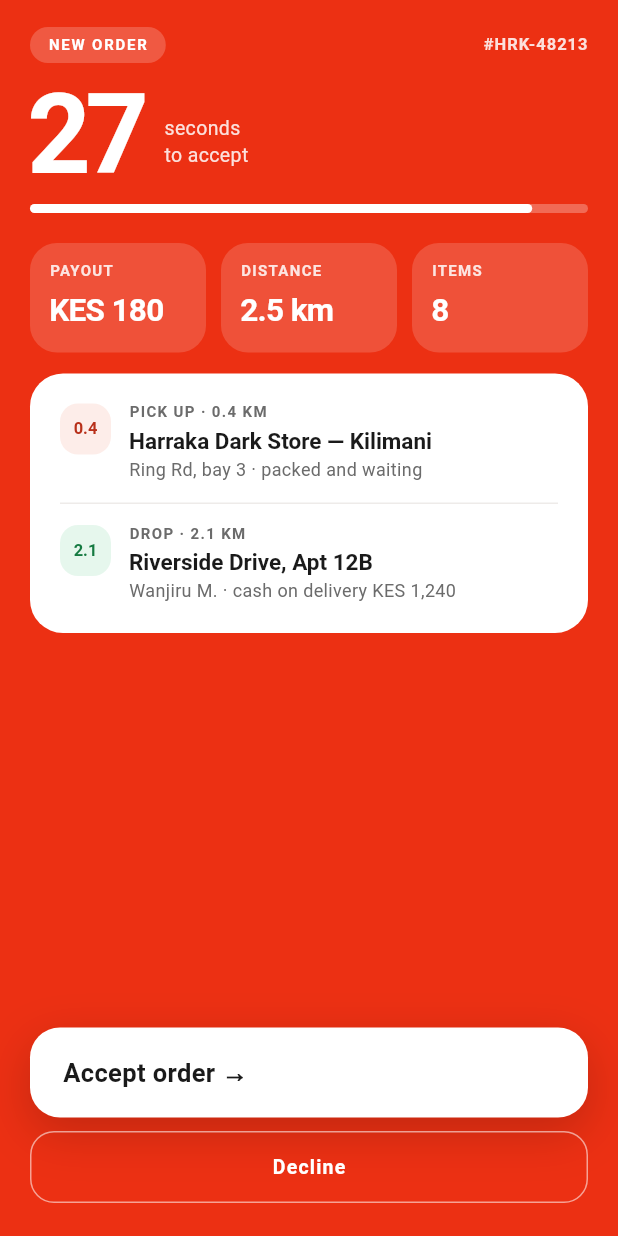
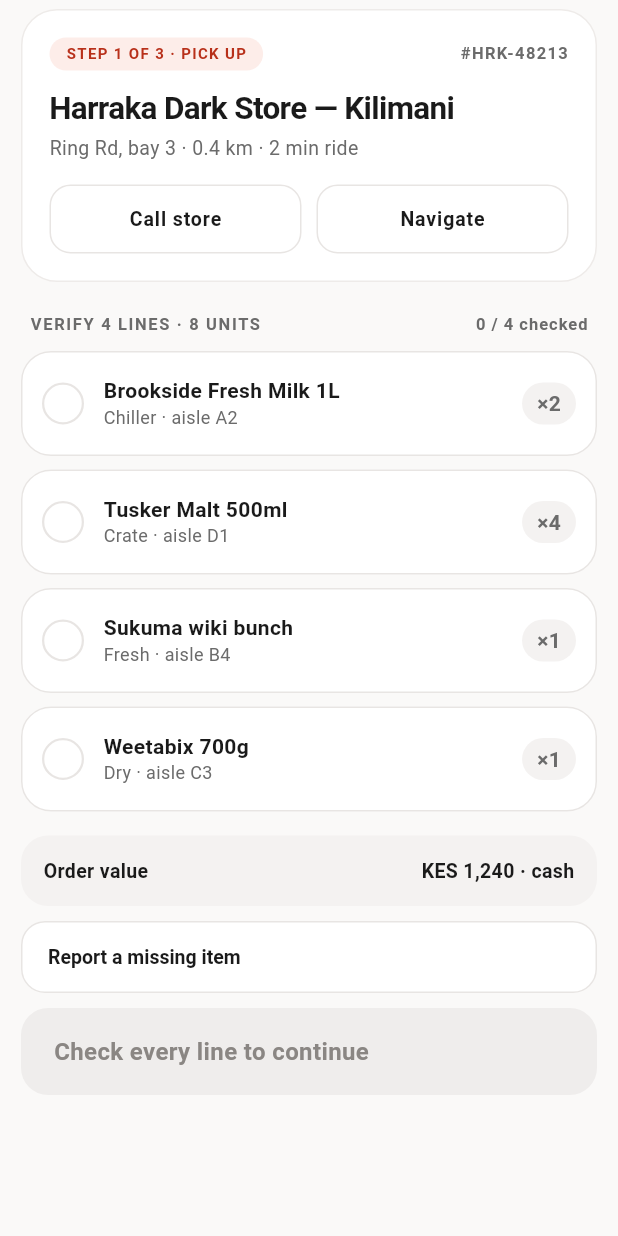
Before and after one commit to harrakaquick-dotcom/Delivery_app, a Flutter app: the OrderRequestScreen screen opened by its route, after a tap on "Accept order →", on a phone screen of 412 x 824 dp. Run offline on Flutter 3.47's test engine with Material 3 defaults, Android fonts, the phone set to English and light mode, and no system bars; our stand-ins replace flutter_riverpod, flutter_svg; Roboto replaces fonts that are missing (Archivo).

Commit message:
Add store pickup screen with line checklist
Co-Authored-By: Claude Sonnet 5 <noreply@anthropic.com>

```diff
--- a/lib/core/constants/app_colors.dart
+++ b/lib/core/constants/app_colors.dart
@@ -33,6 +33,9 @@ class AppColors {
   static const Color mintOnInk = Color(0xFF8FF0BB);
   static const Color mintOnInkBg = Color(0x331FAA59);
 
+  /// Barely-there warm tint for selected rows.
+  static const Color primaryTint = Color(0xFFFFFAF8);
+
   /// Soft pink used for unfilled streak segments and error-tinted borders.
   static const Color primarySoft = Color(0xFFF6D5CC);
   static const Color primaryBorder = Color(0xFFF2C8BF);
--- a/lib/core/routing/app_router.dart
+++ b/lib/core/routing/app_router.dart
@@ -4,6 +4,7 @@ import '../../features/auth/presentation/screens/docs_screen.dart';
 import '../../features/auth/presentation/screens/login_screen.dart';
 import '../../features/auth/presentation/screens/otp_screen.dart';
 import '../../features/delivery/presentation/screens/order_request_screen.dart';
+import '../../features/delivery/presentation/screens/store_pickup_screen.dart';
 import '../../features/shell/presentation/screens/main_shell.dart';
 import '../../features/splash/presentation/screens/splash_screen.dart';
 import 'route_names.dart';
@@ -31,6 +32,8 @@ class AppRouter {
         return const MainShell();
       case RouteNames.request:
         return const OrderRequestScreen();
+      case RouteNames.pickup:
+        return const StorePickupScreen();
       case RouteNames.splash:
       default:
         return const SplashScreen();
--- a/lib/core/routing/route_names.dart
+++ b/lib/core/routing/route_names.dart
@@ -8,4 +8,5 @@ class RouteNames {
   static const String docs = '/docs';
   static const String main = '/main';
   static const String request = '/request';
+  static const String pickup = '/pickup';
 }
--- a/lib/features/delivery/data/sample_order.dart
+++ b/lib/features/delivery/data/sample_order.dart
@@ -18,7 +18,11 @@ const DeliveryOrder sampleOrder = DeliveryOrder(
   dropKm: 2.1,
   orderValue: 1240,
   lines: [
-    OrderLine(name: 'Brookside Fresh Milk 1L', meta: 'Chiller · aisle A2', qty: 2),
+    OrderLine(
+      name: 'Brookside Fresh Milk 1L',
+      meta: 'Chiller · aisle A2',
+      qty: 2,
+    ),
     OrderLine(name: 'Tusker Malt 500ml', meta: 'Crate · aisle D1', qty: 4),
     OrderLine(name: 'Sukuma wiki bunch', meta: 'Fresh · aisle B4', qty: 1),
     OrderLine(name: 'Weetabix 700g', meta: 'Dry · aisle C3', qty: 1),
--- a/lib/features/delivery/presentation/providers/delivery_providers.dart
+++ b/lib/features/delivery/presentation/providers/delivery_providers.dart
@@ -5,3 +5,21 @@ import '../../domain/entities/delivery_order.dart';
 
 /// The order currently being requested or delivered (demo data for now).
 final activeOrderProvider = Provider<DeliveryOrder>((ref) => sampleOrder);
+
+/// Which order lines the agent has ticked off at the store.
+class PickupChecklistNotifier extends StateNotifier<Set<int>> {
+  PickupChecklistNotifier() : super(const {});
+
+  void toggle(int index) {
+    final next = {...state};
+    if (!next.add(index)) next.remove(index);
+    state = next;
+  }
+
+  void reset() => state = const {};
+}
+
+final pickupChecklistProvider =
+    StateNotifierProvider<PickupChecklistNotifier, Set<int>>(
+      (ref) => PickupChecklistNotifier(),
+    );
--- a/lib/features/delivery/presentation/screens/order_request_screen.dart
+++ b/lib/features/delivery/presentation/screens/order_request_screen.dart
@@ -7,6 +7,7 @@ import '../../../../core/constants/app_colors.dart';
 import '../../../../core/constants/app_spacing.dart';
 import '../../../../core/constants/app_text_styles.dart';
 import '../../../../core/utils/formatters.dart';
+import '../../../../core/routing/route_names.dart';
 import '../providers/delivery_providers.dart';
 
 /// The one full-red screen: countdown, payout and both legs of the trip.
@@ -39,6 +40,11 @@ class _OrderRequestScreenState extends ConsumerState<OrderRequestScreen> {
     });
   }
 
+  void _accept() {
+    ref.read(pickupChecklistProvider.notifier).reset();
+    Navigator.of(context).pushReplacementNamed(RouteNames.pickup);
+  }
+
   @override
   void dispose() {
     _timer?.cancel();
@@ -56,7 +62,9 @@ class _OrderRequestScreenState extends ConsumerState<OrderRequestScreen> {
           builder: (context, constraints) => SingleChildScrollView(
             padding: const EdgeInsets.fromLTRB(20, 18, 20, 22),
             child: ConstrainedBox(
-              constraints: BoxConstraints(minHeight: constraints.maxHeight - 40),
+              constraints: BoxConstraints(
+                minHeight: constraints.maxHeight - 40,
+              ),
               child: IntrinsicHeight(
                 child: Column(
                   crossAxisAlignment: CrossAxisAlignment.start,
@@ -65,10 +73,15 @@ class _OrderRequestScreenState extends ConsumerState<OrderRequestScreen> {
                       mainAxisAlignment: MainAxisAlignment.spaceBetween,
                       children: [
                         Container(
-                          padding: const EdgeInsets.symmetric(horizontal: 12, vertical: 7),
+                          padding: const EdgeInsets.symmetric(
+                            horizontal: 12,
+                            vertical: 7,
+                          ),
                           decoration: BoxDecoration(
                             color: Colors.white.withValues(alpha: 0.2),
-                            borderRadius: BorderRadius.circular(AppSpacing.radiusPill),
+                            borderRadius: BorderRadius.circular(
+                              AppSpacing.radiusPill,
+                            ),
                           ),
                           child: Text(
                             'NEW ORDER',
@@ -132,7 +145,9 @@ class _OrderRequestScreenState extends ConsumerState<OrderRequestScreen> {
                       padding: const EdgeInsets.all(6),
                       decoration: BoxDecoration(
                         color: Colors.white,
-                        borderRadius: BorderRadius.circular(AppSpacing.radiusLarge),
+                        borderRadius: BorderRadius.circular(
+                          AppSpacing.radiusLarge,
+                        ),
                       ),
                       child: Column(
                         children: [
@@ -140,9 +155,11 @@ class _OrderRequestScreenState extends ConsumerState<OrderRequestScreen> {
                             km: '${order.pickupKm}',
                             tileBg: AppColors.primaryLight,
                             tileFg: AppColors.primaryDark,
-                            kicker: 'Pick up · ${Formatters.km(order.pickupKm)}',
+                            kicker:
+                                'Pick up · ${Formatters.km(order.pickupKm)}',
                             title: order.storeName,
-                            subtitle: '${order.storeAddress} · packed and waiting',
+                            subtitle:
+                                '${order.storeAddress} · packed and waiting',
                           ),
                           const Divider(
                             height: 1,
@@ -165,10 +182,12 @@ class _OrderRequestScreenState extends ConsumerState<OrderRequestScreen> {
                     ),
                     const Spacer(),
                     const SizedBox(height: 18),
-                    _AcceptButton(onTap: widget.onAccept),
+                    _AcceptButton(onTap: widget.onAccept ?? _accept),
                     const SizedBox(height: 9),
                     _DeclineButton(
-                      onTap: widget.onDecline ?? () => Navigator.of(context).maybePop(),
+                      onTap:
+                          widget.onDecline ??
+                          () => Navigator.of(context).maybePop(),
                     ),
                   ],
                 ),
@@ -297,7 +316,10 @@ class _Leg extends StatelessWidget {
             child: Column(
               crossAxisAlignment: CrossAxisAlignment.start,
               children: [
-                Text(kicker.toUpperCase(), style: AppTextStyles.chip.copyWith(height: 1.2)),
+                Text(
+                  kicker.toUpperCase(),
+                  style: AppTextStyles.chip.copyWith(height: 1.2),
+                ),
                 const SizedBox(height: 3),
                 Text(
                   title,
@@ -307,7 +329,10 @@ class _Leg extends StatelessWidget {
                     letterSpacing: 0,
                   ),
                 ),
-                Text(subtitle, style: AppTextStyles.caption.copyWith(height: 1.45)),
+                Text(
+                  subtitle,
+                  style: AppTextStyles.caption.copyWith(height: 1.45),
+                ),
               ],
             ),
           ),
@@ -328,7 +353,11 @@ class _AcceptButton extends StatelessWidget {
       decoration: BoxDecoration(
         borderRadius: BorderRadius.circular(20),
         boxShadow: const [
-          BoxShadow(color: Color(0x2E000000), blurRadius: 26, offset: Offset(0, 10)),
+          BoxShadow(
+            color: Color(0x2E000000),
+            blurRadius: 26,
+            offset: Offset(0, 10),
+          ),
         ],
       ),
       child: Material(
--- /dev/null
+++ b/lib/features/delivery/presentation/screens/store_pickup_screen.dart
@@ -0,0 +1,248 @@
+import 'package:flutter/material.dart';
+import 'package:flutter_riverpod/flutter_riverpod.dart';
+
+import '../../../../core/constants/app_colors.dart';
+import '../../../../core/constants/app_spacing.dart';
+import '../../../../core/constants/app_text_styles.dart';
+import '../../../../core/utils/formatters.dart';
+import '../../../../core/widgets/app_button.dart';
+import '../../../../core/widgets/app_card.dart';
+import '../../../../core/widgets/pill_chip.dart';
+import '../../../../core/widgets/secondary_button.dart';
+import '../../domain/entities/delivery_order.dart';
+import '../providers/delivery_providers.dart';
+
+/// Step 1 of 3: tick every line before confirming the pickup.
+class StorePickupScreen extends ConsumerWidget {
+  const StorePickupScreen({super.key, this.onNavigate, this.onConfirm});
+
+  final VoidCallback? onNavigate;
+  final VoidCallback? onConfirm;
+
+  @override
+  Widget build(BuildContext context, WidgetRef ref) {
+    final order = ref.watch(activeOrderProvider);
+    final checked = ref.watch(pickupChecklistProvider);
+    final allChecked = checked.length == order.lines.length;
+
+    return Scaffold(
+      body: SafeArea(
+        child: SingleChildScrollView(
+          padding: const EdgeInsets.fromLTRB(14, 6, 14, 24),
+          child: Column(
+            crossAxisAlignment: CrossAxisAlignment.start,
+            children: [
+              _StoreCard(order: order, onNavigate: onNavigate),
+              Padding(
+                padding: const EdgeInsets.fromLTRB(6, 20, 6, 0),
+                child: Row(
+                  mainAxisAlignment: MainAxisAlignment.spaceBetween,
+                  children: [
+                    Expanded(
+                      child: Text(
+                        'VERIFY ${order.lines.length} LINES · ${order.itemCount} UNITS',
+                        style: AppTextStyles.label,
+                      ),
+                    ),
+                    Text(
+                      '${checked.length} / ${order.lines.length} checked',
+                      style: AppTextStyles.label.copyWith(
+                        letterSpacing: 0.66,
+                        color: allChecked
+                            ? AppColors.secondary
+                            : AppColors.textSecondary,
+                      ),
+                    ),
+                  ],
+                ),
+              ),
+              const SizedBox(height: 10),
+              for (var i = 0; i < order.lines.length; i++) ...[
+                if (i > 0) const SizedBox(height: 9),
+                _LineTile(
+                  line: order.lines[i],
+                  on: checked.contains(i),
+                  onTap: () =>
+                      ref.read(pickupChecklistProvider.notifier).toggle(i),
+                ),
+              ],
+              const SizedBox(height: 16),
+              Container(
+                padding: const EdgeInsets.all(15),
+                decoration: BoxDecoration(
+                  color: AppColors.surface,
+                  borderRadius: BorderRadius.circular(AppSpacing.radiusMedium),
+                ),
+                child: Row(
+                  mainAxisAlignment: MainAxisAlignment.spaceBetween,
+                  children: [
+                    const Text('Order value', style: AppTextStyles.titleSmall),
+                    const SizedBox(width: 8),
+                    Flexible(
+                      child: Text(
+                        '${Formatters.kes(order.orderValue)} · cash',
+                        textAlign: TextAlign.right,
+                        style: AppTextStyles.titleSmall,
+                      ),
+                    ),
+                  ],
+                ),
+              ),
+              const SizedBox(height: 10),
+              const SecondaryButton(label: 'Report a missing item'),
+              const SizedBox(height: 10),
+              AppButton(
+                label: allChecked
+                    ? 'Confirm pickup & start ride →'
+                    : 'Check every line to continue',
+                onPressed: allChecked ? (onConfirm ?? () {}) : null,
+              ),
+            ],
+          ),
+        ),
+      ),
+    );
+  }
+}
+
+/// Store name, address and quick actions.
+class _StoreCard extends StatelessWidget {
+  const _StoreCard({required this.order, this.onNavigate});
+
+  final DeliveryOrder order;
+  final VoidCallback? onNavigate;
+
+  @override
+  Widget build(BuildContext context) {
+    return AppCard(
+      radius: 24,
+      padding: const EdgeInsets.all(18),
+      child: Column(
+        crossAxisAlignment: CrossAxisAlignment.start,
+        children: [
+          Row(
+            mainAxisAlignment: MainAxisAlignment.spaceBetween,
+            children: [
+              const Flexible(child: PillChip('Step 1 of 3 · Pick up')),
+              const SizedBox(width: 8),
+              Text(order.id, style: AppTextStyles.chip.copyWith(fontSize: 11)),
+            ],
+          ),
+          const SizedBox(height: 12),
+          Text(
+            order.storeName,
+            style: AppTextStyles.headingLarge.copyWith(
+              fontSize: 21,
+              height: 1.25,
+            ),
+          ),
+          const SizedBox(height: 4),
+          Text(
+            '${order.storeAddress} · ${Formatters.km(order.pickupKm)} · ${order.pickupRideMinutes} min ride',
+            style: AppTextStyles.bodyMedium.copyWith(fontSize: 13, height: 1.5),
+          ),
+          const SizedBox(height: 14),
+          Row(
+            children: [
+              const Expanded(
+                child: SecondaryButton(
+                  label: 'Call store',
+                  height: 46,
+                  radius: 14,
+                  centered: true,
+                ),
+              ),
+              const SizedBox(width: 10),
+              Expanded(
+                child: SecondaryButton(
+                  label: 'Navigate',
+                  height: 46,
+                  radius: 14,
+                  centered: true,
+                  onPressed: onNavigate,
+                ),
+              ),
+            ],
+          ),
+        ],
+      ),
+    );
+  }
+}
+
+/// A tickable order line.
+class _LineTile extends StatelessWidget {
+  const _LineTile({required this.line, required this.on, required this.onTap});
+
+  final OrderLine line;
+  final bool on;
+  final VoidCallback onTap;
+
+  @override
+  Widget build(BuildContext context) {
+    final border = on ? AppColors.primary : AppColors.borderStrong;
+    return Material(
+      color: on ? AppColors.primaryTint : AppColors.card,
+      shape: RoundedRectangleBorder(
+        borderRadius: BorderRadius.circular(20),
+        side: BorderSide(color: border),
+      ),
+      child: InkWell(
+        onTap: onTap,
+        borderRadius: BorderRadius.circular(20),
+        child: Container(
+          constraints: const BoxConstraints(minHeight: 70),
+          padding: const EdgeInsets.all(14),
+          child: Row(
+            children: [
+              Container(
+                width: 28,
+                height: 28,
+                decoration: BoxDecoration(
+                  color: on ? AppColors.primary : AppColors.card,
+                  shape: BoxShape.circle,
+                  border: Border.all(color: border, width: 1.5),
+                ),
+                child: Icon(
+                  Icons.check,
+                  size: 14,
+                  color: on ? Colors.white : Colors.transparent,
+                ),
+              ),
+              const SizedBox(width: 13),
+              Expanded(
+                child: Column(
+                  crossAxisAlignment: CrossAxisAlignment.start,
+                  children: [
+                    Text(line.name, style: AppTextStyles.title),
+                    Text(
+                      line.meta,
+                      style: AppTextStyles.caption.copyWith(height: 1.45),
+                    ),
+                  ],
+                ),
+              ),
+              Container(
+                padding: const EdgeInsets.symmetric(
+                  horizontal: 10,
+                  vertical: 7,
+                ),
+                decoration: BoxDecoration(
+                  color: AppColors.surface,
+                  borderRadius: BorderRadius.circular(AppSpacing.radiusPill),
+                ),
+                child: Text(
+                  '×${line.qty}',
+                  style: AppTextStyles.title.copyWith(
+                    height: 1,
+                    color: AppColors.textSecondary,
+                  ),
+                ),
+              ),
+            ],
+          ),
+        ),
+      ),
+    );
+  }
+}
```
Also changed, not shown: 1 other file.
